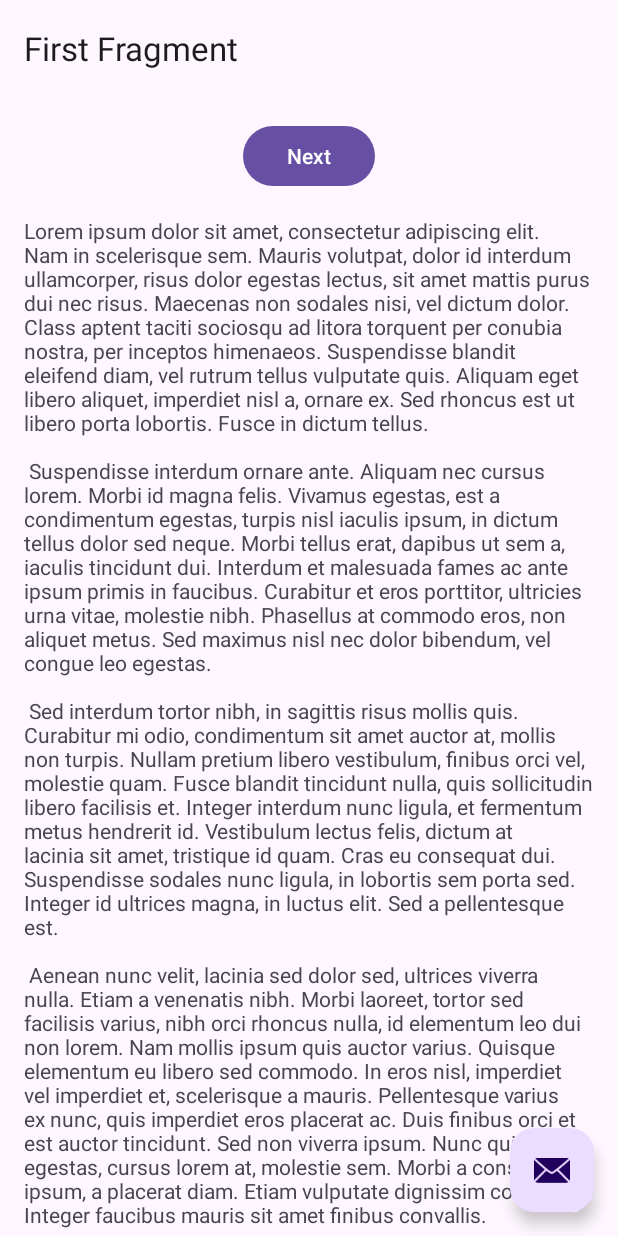
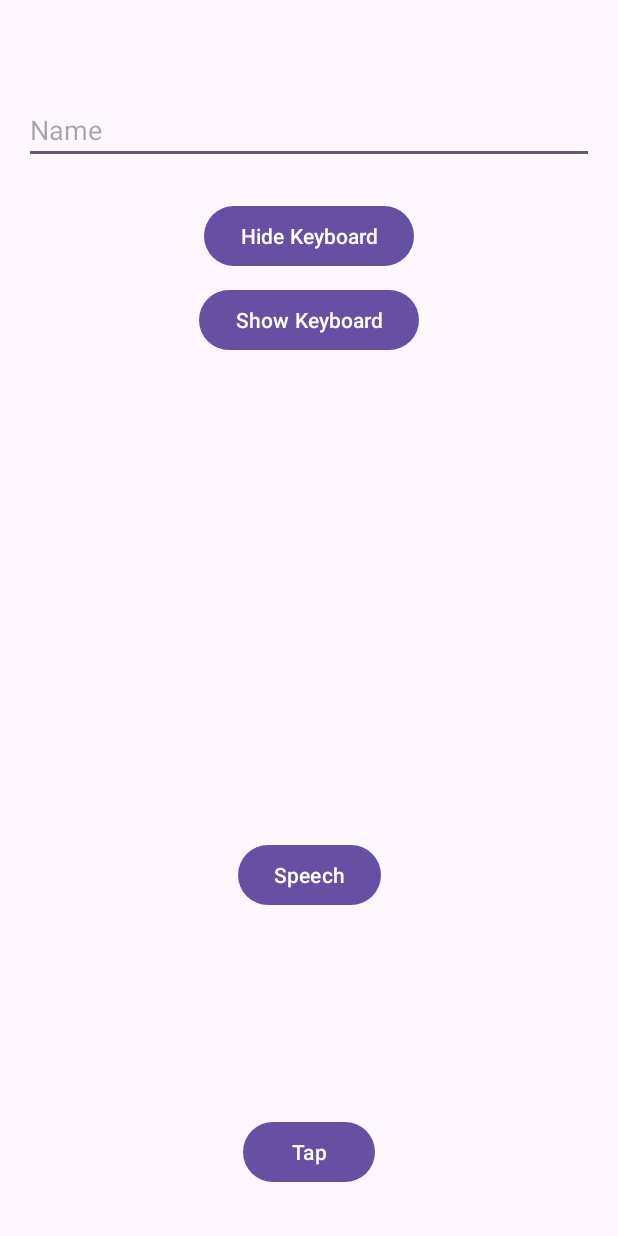
Before and after one commit to MalanDev/expert-assigment, an Android app: the screen it shows after launch (SecondActivity before the commit, EventHandlinActivity after it), on a phone screen of 412 x 824 dp. Run offline under Robolectric (Android 15) with nearby library versions, the phone set to English and light mode, and no system bars.

Commit message:
Add Event handling screen done

```diff
--- a/app/src/main/AndroidManifest.xml
+++ b/app/src/main/AndroidManifest.xml
@@ -13,12 +13,8 @@
         android:theme="@style/Theme.TestApp"
         tools:targetApi="31">
         <activity
-            android:name=".SignInScreen"
-            android:exported="false" />
-        <activity
-            android:name=".SecondActivity"
-            android:exported="true"
-            android:theme="@style/Theme.TestApp">
+            android:name=".EventHandlinActivity"
+            android:exported="true" >
             <intent-filter>
                 <action android:name="android.intent.action.MAIN" />
 
@@ -26,8 +22,17 @@
             </intent-filter>
         </activity>
         <activity
+            android:name=".SignInScreen"
+            android:exported="false" />
+        <activity
+            android:name=".SecondActivity"
+            android:exported="true"
+            android:theme="@style/Theme.TestApp">
+
+        </activity>
+        <activity
             android:name=".MainActivity"
-            android:exported="true"></activity>
+            android:exported="true" />
     </application>
 
 </manifest>
--- /dev/null
+++ b/app/src/main/java/com/malandev/testapp/EventHandlinActivity.kt
@@ -0,0 +1,173 @@
+package com.malandev.testapp
+
+import android.annotation.SuppressLint
+import android.content.Context
+import android.content.Intent
+import android.hardware.Sensor
+import android.hardware.SensorEvent
+import android.hardware.SensorEventListener
+import android.hardware.SensorManager
+import android.os.Bundle
+import android.speech.RecognizerIntent
+import android.view.GestureDetector
+import android.view.MotionEvent
+import android.view.View
+import android.view.inputmethod.InputMethodManager
+import android.widget.Button
+import android.widget.TextView
+import android.widget.Toast
+import androidx.activity.enableEdgeToEdge
+import androidx.appcompat.app.AppCompatActivity
+import androidx.constraintlayout.widget.ConstraintLayout
+import androidx.core.view.ViewCompat
+import androidx.core.view.WindowInsetsCompat
+
+class EventHandlinActivity : AppCompatActivity() {
+
+
+    private lateinit var tapButton: Button
+    private lateinit var mainView: ConstraintLayout
+    private lateinit var velocity1Text: TextView
+    private lateinit var velocity2Text: TextView
+    private lateinit var counterText: TextView
+
+    private lateinit var speechButton: Button
+
+    private lateinit var hideButton: Button
+    private lateinit var showButton: Button
+
+    private var count = 1
+
+    private val REQUEST_CODE = 899
+
+    override fun onCreate(savedInstanceState: Bundle?) {
+        super.onCreate(savedInstanceState)
+        enableEdgeToEdge()
+        setContentView(R.layout.activity_event_handlin)
+        ViewCompat.setOnApplyWindowInsetsListener(findViewById(R.id.main)) { v, insets ->
+            val systemBars = insets.getInsets(WindowInsetsCompat.Type.systemBars())
+            v.setPadding(systemBars.left, systemBars.top, systemBars.right, systemBars.bottom)
+            insets
+        }
+
+       declareVariables()
+        declareEvents()
+        toAccelometer()
+
+
+
+    }
+
+
+  private fun  declareVariables (){
+      tapButton = findViewById(R.id.btnTap)
+      mainView = findViewById(R.id.main)
+      velocity1Text = findViewById(R.id.txtVelocity1)
+      velocity2Text = findViewById(R.id.txtVelocity2)
+      counterText = findViewById(R.id.txtCounter)
+      speechButton = findViewById(R.id.btnSpeech)
+      hideButton = findViewById(R.id.btnHide)
+      showButton = findViewById(R.id.btnShow)
+
+  }
+
+    @SuppressLint("ClickableViewAccessibility")
+    private fun declareEvents(){
+
+        tapButton.setOnClickListener {
+            count++
+            counterText.text = count.toString()
+            Toast.makeText(this,"Tap Clicked!",Toast.LENGTH_SHORT).show()
+
+        }
+
+
+        val gestureDetector = GestureDetector(this, object : GestureDetector.SimpleOnGestureListener() {
+            override fun onFling(
+                e1: MotionEvent?,
+                e2: MotionEvent,
+                velocityX: Float,
+                velocityY: Float
+            ): Boolean {
+                // Handle fling gesture
+                velocity1Text.text = e1?.y.toString()
+                velocity2Text.text = velocityY.toString()
+                return super.onFling(e1, e2, velocityX, velocityY)
+            }
+        })
+
+
+        mainView.setOnTouchListener { _, event ->
+            gestureDetector.onTouchEvent(event)
+        }
+
+
+        speechButton.setOnClickListener {
+            val intent = Intent(RecognizerIntent.ACTION_RECOGNIZE_SPEECH)
+            intent.putExtra(RecognizerIntent.EXTRA_LANGUAGE_MODEL, RecognizerIntent.LANGUAGE_MODEL_FREE_FORM)
+            intent.putExtra(RecognizerIntent.EXTRA_PROMPT, "Say something")
+            startActivityForResult(intent, REQUEST_CODE)
+        }
+
+
+        hideButton.setOnClickListener {
+            hideKeyboard()
+        }
+
+        showButton.setOnClickListener {
+            showKeyboard()
+        }
+
+
+    }
+
+    @Deprecated("Deprecated in Java")
+    override fun onActivityResult(requestCode: Int, resultCode: Int, data: Intent?) {
+        super.onActivityResult(requestCode, resultCode, data)
+        if (requestCode == REQUEST_CODE && resultCode == RESULT_OK){
+            val results = data?.getStringArrayListExtra(RecognizerIntent.EXTRA_RESULTS)
+            val spokenText = results?.get(0)
+            Toast.makeText(this,spokenText,Toast.LENGTH_LONG).show()
+
+        }
+
+    }
+
+    private fun toAccelometer(){
+        val sensorManager = getSystemService(Context.SENSOR_SERVICE) as SensorManager
+        val accelerometer = sensorManager.getDefaultSensor(Sensor.TYPE_ACCELEROMETER)
+        val sensorEventListener = object : SensorEventListener {
+            override fun onSensorChanged(event: SensorEvent) {
+                val x = event.values[0]
+                val y = event.values[1]
+                val z = event.values[2]
+                // Handle accelerometer data
+
+            }
+            override fun onAccuracyChanged(sensor: Sensor, accuracy: Int) {}
+        }
+        sensorManager.registerListener(sensorEventListener, accelerometer, SensorManager.SENSOR_DELAY_NORMAL)
+
+    }
+
+    private fun hideKeyboard() {
+        val view: View? = this.currentFocus
+        view?.let { v ->
+            val imm = getSystemService(Context.INPUT_METHOD_SERVICE) as InputMethodManager
+            imm.hideSoftInputFromWindow(v.windowToken, 0)
+        }
+
+
+    }
+
+    private fun showKeyboard() {
+        val view: View? = this.currentFocus
+        view?.let { v ->
+            val imm = getSystemService(Context.INPUT_METHOD_SERVICE) as InputMethodManager
+            imm.showSoftInput(v, InputMethodManager.SHOW_IMPLICIT)
+        }
+
+
+    }
+
+}
--- /dev/null
+++ b/app/src/main/res/layout/activity_event_handlin.xml
@@ -0,0 +1,90 @@
+<?xml version="1.0" encoding="utf-8"?>
+<androidx.constraintlayout.widget.ConstraintLayout xmlns:android="http://schemas.android.com/apk/res/android"
+    xmlns:app="http://schemas.android.com/apk/res-auto"
+    xmlns:tools="http://schemas.android.com/tools"
+    android:id="@+id/main"
+    android:layout_width="match_parent"
+    android:layout_height="match_parent"
+    tools:context=".EventHandlinActivity">
+
+    <Button
+        android:id="@+id/btnTap"
+        android:layout_width="wrap_content"
+        android:layout_height="wrap_content"
+        android:layout_marginBottom="32dp"
+        android:text="@string/tap"
+        app:layout_constraintBottom_toBottomOf="parent"
+        app:layout_constraintEnd_toEndOf="parent"
+        app:layout_constraintStart_toStartOf="parent" />
+
+    <TextView
+        android:id="@+id/txtVelocity1"
+        android:layout_width="wrap_content"
+        android:layout_height="wrap_content"
+        android:layout_marginStart="32dp"
+        android:layout_marginTop="32dp"
+        app:layout_constraintStart_toStartOf="parent"
+        app:layout_constraintTop_toTopOf="parent" />
+
+    <TextView
+        android:id="@+id/txtVelocity2"
+        android:layout_width="wrap_content"
+        android:layout_height="wrap_content"
+        android:layout_marginStart="16dp"
+        app:layout_constraintBottom_toBottomOf="@+id/txtVelocity1"
+        app:layout_constraintStart_toEndOf="@+id/txtVelocity1"
+        app:layout_constraintTop_toTopOf="@+id/txtVelocity1" />
+
+    <TextView
+        android:id="@+id/txtCounter"
+        android:layout_width="wrap_content"
+        android:layout_height="wrap_content"
+        app:layout_constraintBottom_toBottomOf="parent"
+        app:layout_constraintEnd_toEndOf="parent"
+        app:layout_constraintStart_toStartOf="parent"
+        app:layout_constraintTop_toTopOf="parent" />
+
+    <Button
+        android:id="@+id/btnSpeech"
+        android:layout_width="wrap_content"
+        android:layout_height="wrap_content"
+        android:text="@string/speech"
+        app:layout_constraintBottom_toTopOf="@+id/btnTap"
+        app:layout_constraintEnd_toEndOf="parent"
+        app:layout_constraintStart_toStartOf="parent"
+        app:layout_constraintTop_toBottomOf="@+id/txtCounter" />
+
+    <EditText
+        android:id="@+id/txtName"
+        android:layout_width="0dp"
+        android:layout_height="wrap_content"
+        android:layout_marginStart="16dp"
+        android:layout_marginTop="64dp"
+        android:layout_marginEnd="16dp"
+        android:ems="10"
+        android:hint="@string/name"
+        android:inputType="text"
+        app:layout_constraintEnd_toEndOf="parent"
+        app:layout_constraintStart_toStartOf="parent"
+        app:layout_constraintTop_toTopOf="parent" />
+
+    <Button
+        android:id="@+id/btnHide"
+        android:layout_width="wrap_content"
+        android:layout_height="wrap_content"
+        android:layout_marginTop="24dp"
+        android:text="@string/hide_keyboard"
+        app:layout_constraintEnd_toEndOf="parent"
+        app:layout_constraintStart_toStartOf="parent"
+        app:layout_constraintTop_toBottomOf="@+id/txtName" />
+
+    <Button
+        android:id="@+id/btnShow"
+        android:layout_width="wrap_content"
+        android:layout_height="wrap_content"
+        android:layout_marginTop="8dp"
+        android:text="Show Keyboard"
+        app:layout_constraintEnd_toEndOf="parent"
+        app:layout_constraintStart_toStartOf="parent"
+        app:layout_constraintTop_toBottomOf="@+id/btnHide" />
+</androidx.constraintlayout.widget.ConstraintLayout>
--- a/app/src/main/res/values/strings.xml
+++ b/app/src/main/res/values/strings.xml
@@ -43,4 +43,8 @@
         libero vel nunc consequat, quis tincidunt nisl eleifend. Cras bibendum enim a justo luctus
         vestibulum. Fusce dictum libero quis erat maximus, vitae volutpat diam dignissim.
     </string>
+    <string name="tap">Tap</string>
+    <string name="name">Name</string>
+    <string name="speech">Speech</string>
+    <string name="hide_keyboard">Hide Keyboard</string>
 </resources>
```
